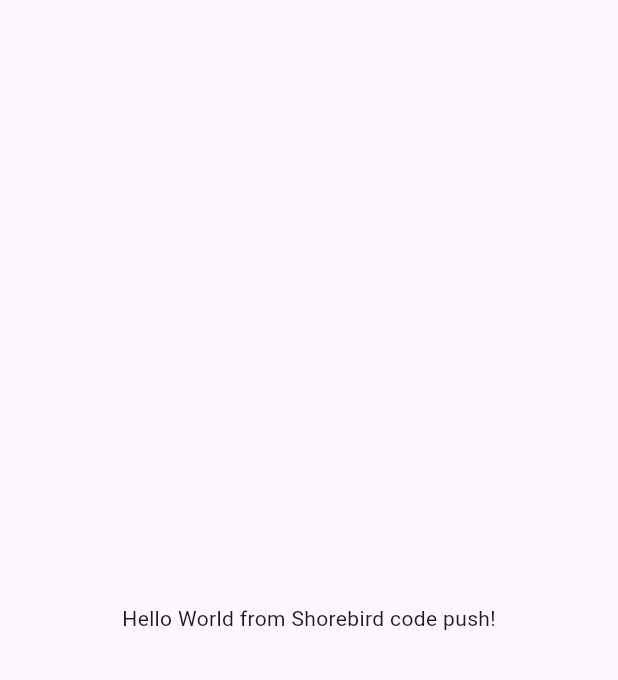
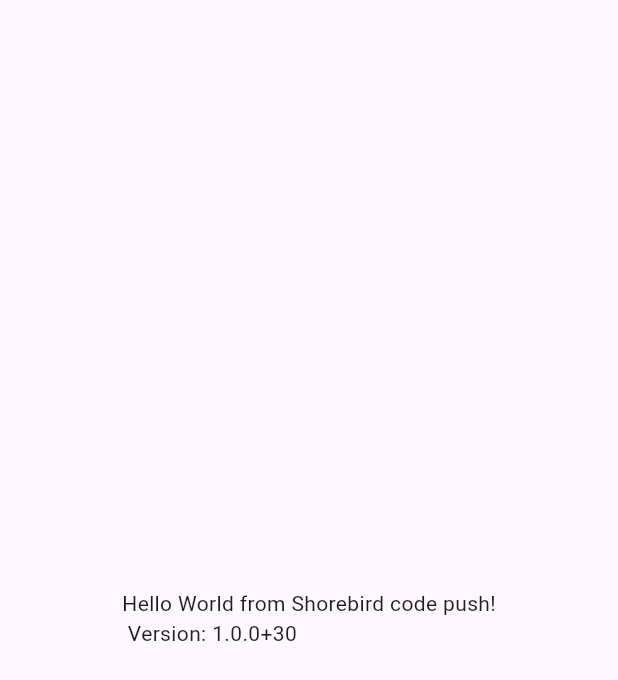
Before and after one commit to masa-tokyo/codemagic_sample_app, a Flutter app: the screen it shows after launch, on a phone screen of 412 x 824 dp. Shown: the top 680 px of the screen. Run offline on Flutter 3.47's test engine with Material 3 defaults, Android fonts, the light colour scheme and no system bars.

Commit message:
version up(1.0.0+30)

```diff
--- a/lib/main.dart
+++ b/lib/main.dart
@@ -12,7 +12,8 @@
     return const MaterialApp(
       home: Scaffold(
         body: Center(
-          child: Text('Hello World from Shorebird code push!'),
+          child:
+              Text('Hello World from Shorebird code push!\n Version: 1.0.0+30'),
         ),
       ),
     );
--- a/pubspec.yaml
+++ b/pubspec.yaml
@@ -1,7 +1,7 @@
 name: codemagic_sample_app
 description: "A new Flutter project."
 publish_to: 'none'
-version: 1.0.0+29
+version: 1.0.0+30
 
 environment:
   sdk: '>=3.4.1 <4.0.0'
```
